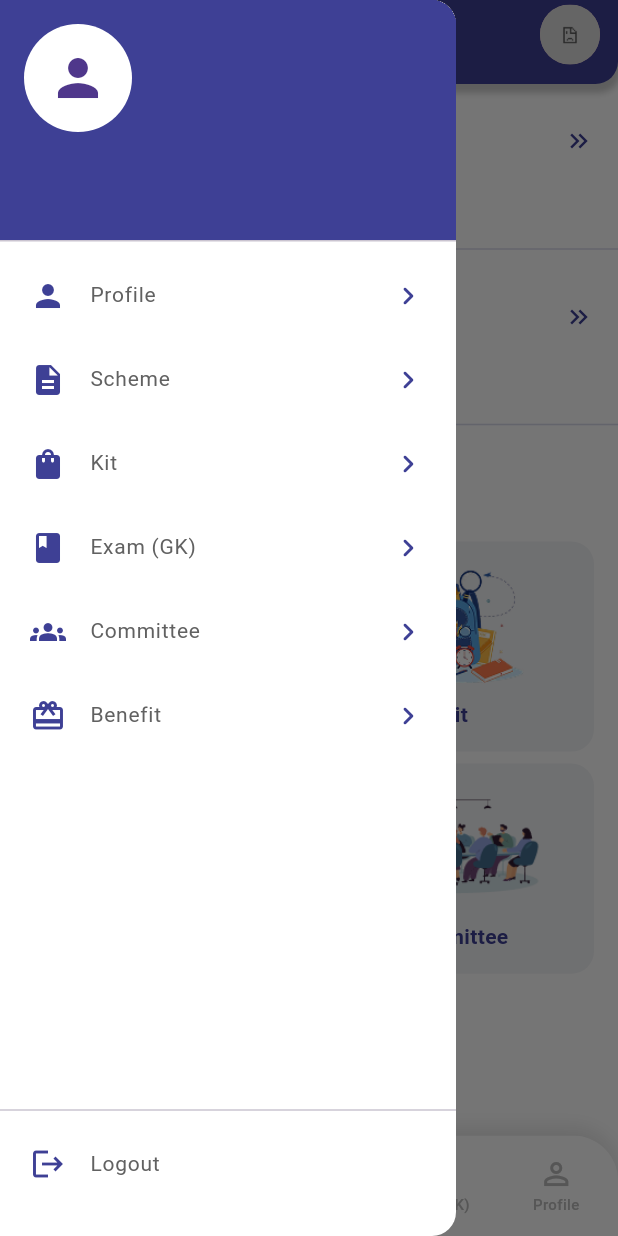
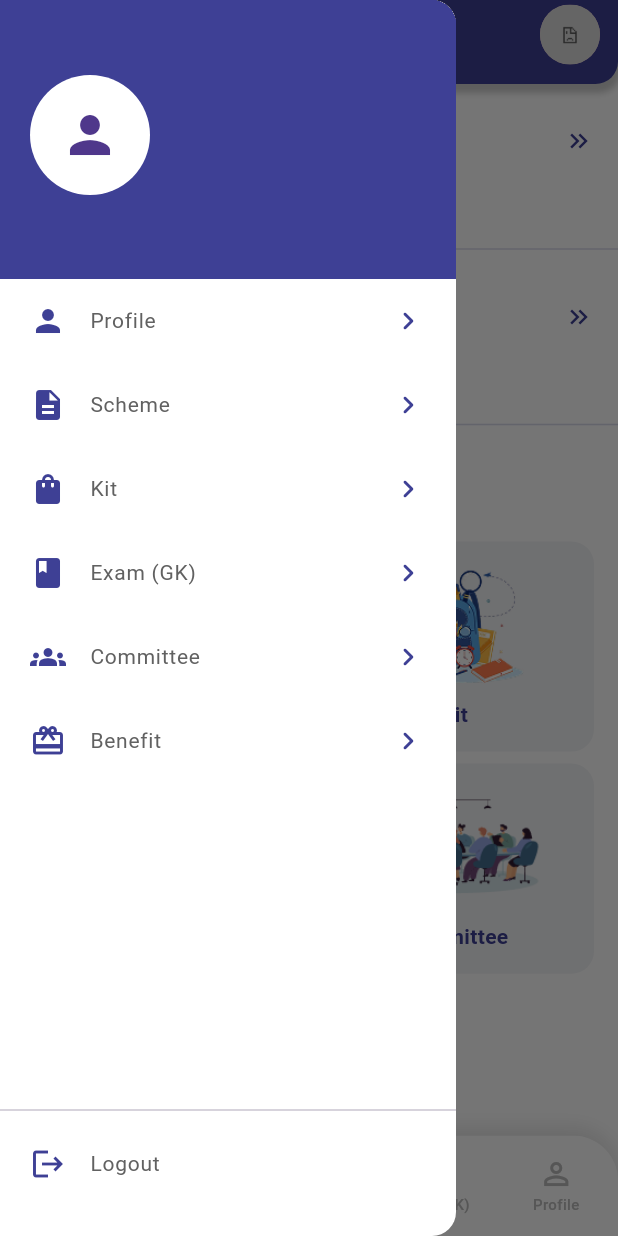
Before and after one commit to kumbhanikrish/SVT-PPM, a Flutter app: the CustomBottomBarScreen screen opened directly, with the side drawer open, on a phone screen of 412 x 824 dp. Run offline on Flutter 3.47's test engine with Material 3 defaults, Android fonts, the phone set to English and light mode, and no system bars; drawn by our look-alikes of cached_network_image; our stand-ins replace animated_custom_dropdown, bloc, dio, firebase_core, firebase_messaging, flutter_bloc and 14 more; missing offline and left inert: animated_snack_bar, mobile_scanner; accounts and stored records are empty; network calls fail; Roboto replaces fonts that are missing (DM Sans).

Commit message:
issue fixes

```diff
--- a/lib/main.dart
+++ b/lib/main.dart
@@ -145,7 +145,7 @@ class MyApp extends StatelessWidget {
             child: MaterialApp(
               navigatorKey: navigatorKey,
               debugShowCheckedModeBanner: false,
-              title: 'Flutter Demo',
+              title: 'SVTPSS',
               theme: ThemeData(
                 dialogTheme: DialogThemeData(
                   backgroundColor: AppColor.whiteColor,
--- a/lib/module/app_features/model/schemes_registration_model.dart
+++ b/lib/module/app_features/model/schemes_registration_model.dart
@@ -90,7 +90,7 @@ class Item {
     memberName: json["member_name"],
     memberPhoto: json["member_photo"],
     adminStatus: json["admin_status"],
-    villagePresidentStatus: json["village_president_status"],
+    villagePresidentStatus: json["gam_pratinidhi_status"] ?? '',
     remarks: json["remarks"],
   );
 
@@ -100,7 +100,7 @@ class Item {
     "member_name": memberName,
     "member_photo": memberPhoto,
     "admin_status": adminStatus,
-    "village_president_status": villagePresidentStatus,
+    "gam_pratinidhi_status": villagePresidentStatus,
     "remarks": remarks,
   };
 }
--- a/lib/module/app_features/view/scheme/role_scheme_registration_user_screen.dart
+++ b/lib/module/app_features/view/scheme/role_scheme_registration_user_screen.dart
@@ -155,7 +155,7 @@ class RoleSchemeRegistrationUserScreen extends StatelessWidget {
                                           CrossAxisAlignment.start,
                                       children: [
                                         CustomText(
-                                          text: 'Village President',
+                                          text: 'Gam Pratinidhi',
                                           fontSize: 12,
                                           fontWeight: FontWeight.w600,
                                           color: AppColor.blackColor,
--- a/lib/module/app_features/view/widget/app_feature_widget.dart
+++ b/lib/module/app_features/view/widget/app_feature_widget.dart
@@ -45,7 +45,7 @@ void customVillagePresidentBottomSheet(
     },
 
     showButton: true,
-    title: 'Village President',
+    title: 'Gam Pratinidhi',
     child: StatefulBuilder(
       builder: (BuildContext context, StateSetter setModalState) {
         return Flexible(
--- a/lib/module/auth/view/auth_screen.dart
+++ b/lib/module/auth/view/auth_screen.dart
@@ -3,8 +3,6 @@ import 'package:flutter_bloc/flutter_bloc.dart';
 import 'package:svt_ppm/module/auth/cubit/auth_cubit.dart';
 import 'package:svt_ppm/module/auth/view/login_screen.dart';
 import 'package:svt_ppm/module/auth/view/otp_verification_screen.dart';
-import 'package:svt_ppm/module/auth/view/signup_screen.dart';
-import 'package:svt_ppm/module/auth/model/auth_arguments.dart';
 import 'package:svt_ppm/utils/constant/app_image.dart';
 import 'package:svt_ppm/utils/widgets/custom_error_toast.dart';
 import 'package:svt_ppm/utils/widgets/curved_glow_painter.dart';
--- a/lib/module/auth/view/member_screen.dart
+++ b/lib/module/auth/view/member_screen.dart
@@ -8,7 +8,6 @@ import 'package:svt_ppm/local_data/local_data_sever.dart';
 import 'package:svt_ppm/utils/constant/app_page.dart';
 import 'package:svt_ppm/utils/theme/colors.dart';
 import 'package:svt_ppm/utils/widgets/custom_app_bar.dart';
-import 'package:svt_ppm/utils/widgets/custom_button.dart';
 import 'package:svt_ppm/utils/widgets/custom_image.dart';
 import 'package:svt_ppm/utils/widgets/custom_text.dart';
 
--- a/lib/module/auth/view/signup_screen.dart
+++ b/lib/module/auth/view/signup_screen.dart
@@ -1,5 +1,4 @@
 import 'package:flutter/material.dart';
-import 'package:flutter/services.dart';
 import 'package:flutter_bloc/flutter_bloc.dart';
 import 'package:gap/gap.dart';
 import 'package:svt_ppm/utils/widgets/custom_radio_list_tile.dart';
@@ -13,7 +12,6 @@ import 'package:svt_ppm/utils/constant/app_image.dart';
 import 'package:svt_ppm/utils/constant/app_page.dart';
 import 'package:svt_ppm/utils/theme/colors.dart';
 import 'package:svt_ppm/utils/widgets/curved_glow_painter.dart';
-import 'package:svt_ppm/utils/widgets/custom_app_bar.dart';
 import 'package:svt_ppm/utils/widgets/custom_button.dart';
 import 'package:svt_ppm/utils/widgets/custom_text.dart';
 import 'package:svt_ppm/utils/widgets/custom_textfield.dart';
--- a/lib/module/benefit/view/benefit_screen.dart
+++ b/lib/module/benefit/view/benefit_screen.dart
@@ -5,7 +5,6 @@ import 'package:gap/gap.dart';
 import 'package:svt_ppm/utils/theme/colors.dart';
 import 'package:svt_ppm/utils/widgets/custom_app_bar.dart';
 import 'package:svt_ppm/utils/widgets/custom_text.dart';
-import 'package:svt_ppm/utils/widgets/custom_widget.dart';
 
 class BenefitScreen extends StatefulWidget {
   const BenefitScreen({super.key});
--- a/lib/module/home/view/app_drawer.dart
+++ b/lib/module/home/view/app_drawer.dart
@@ -2,6 +2,7 @@ import 'dart:developer';
 
 import 'package:flutter/material.dart';
 import 'package:flutter_bloc/flutter_bloc.dart';
+import 'package:gap/gap.dart';
 import 'package:svt_ppm/main.dart';
 import 'package:svt_ppm/module/auth/cubit/auth_cubit.dart';
 import 'package:svt_ppm/module/auth/model/login_model.dart';
@@ -32,31 +33,48 @@ class AppDrawer extends StatelessWidget {
                 child: ListView(
                   padding: EdgeInsets.zero,
                   children: [
-                    UserAccountsDrawerHeader(
-                      decoration: BoxDecoration(
+                    Container(
                       color: AppColor.themePrimaryColor,
-                      ),
-                      accountName: CustomText(
-                        text: model?.name ?? "",
-                        color: AppColor.whiteColor,
-                        fontWeight: FontWeight.bold,
-                        fontSize: 16,
-                      ),
-                      accountEmail: CustomText(
-                        text: model?.email ?? "",
-                        color: AppColor.whiteColor,
-                        fontSize: 14,
-                      ),
-                      currentAccountPicture: CircleAvatar(
+                      child: Padding(
+                        padding: const EdgeInsets.symmetric(horizontal: 20),
+                        child: Column(
+                          crossAxisAlignment: CrossAxisAlignment.start,
+                          children: [
+                            Gap(50),
+                            CircleAvatar(
+                              radius: 40,
                               backgroundColor: AppColor.whiteColor,
                               backgroundImage:
-                            model?.photo != null && model!.photo.isNotEmpty
+                                  model?.photo != null &&
+                                          model!.photo.isNotEmpty
                                       ? NetworkImage(model.photo)
                                       : null,
                               child:
                                   model?.photo == null || model!.photo.isEmpty
                                       ? const Icon(Icons.person, size: 40)
                                       : null,
+                            ),
+                            Gap(10),
+                            CustomText(
+                              text: model?.name ?? "",
+                              color: AppColor.whiteColor,
+                              fontWeight: FontWeight.bold,
+
+                              fontSize: 18,
+                            ),
+                            if (model?.email != null &&
+                                model!.email.isNotEmpty) ...[
+                              Gap(5),
+
+                              CustomText(
+                                text: model.email,
+                                color: AppColor.whiteColor,
+                                fontSize: 14,
+                              ),
+                            ],
+                            Gap(20),
+                          ],
+                        ),
                       ),
                     ),
 
--- a/lib/module/profile/view/add_member_screen.dart
+++ b/lib/module/profile/view/add_member_screen.dart
@@ -1,5 +1,4 @@
 import 'package:flutter/material.dart';
-import 'package:flutter/services.dart';
 import 'package:flutter_bloc/flutter_bloc.dart';
 import 'package:gap/gap.dart';
 import 'package:image_picker/image_picker.dart';
@@ -120,7 +119,7 @@ class _AddMemberScreenState extends State<AddMemberScreen> {
 
       WidgetsBinding.instance.addPostFrameCallback((_) {
         context.read<RadioCubit>().selectUserType(
-          member?.gender?.toLowerCase() == 'male'
+          member?.gender.toLowerCase() == 'male'
               ? UserType.male
               : UserType.female,
         );
--- a/lib/module/profile/view/profile_screen.dart
+++ b/lib/module/profile/view/profile_screen.dart
@@ -1,4 +1,3 @@
-import 'dart:developer';
 import 'package:flutter/material.dart';
 import 'package:flutter_bloc/flutter_bloc.dart';
 import 'package:gap/gap.dart';
--- a/lib/services/api_services.dart
+++ b/lib/services/api_services.dart
@@ -71,7 +71,7 @@ class ApiServices {
       if (showLoading) {
         await EasyLoading.show();
       }
-      log('paramsparamsparamsparams  ::${params}');
+      log('paramsparamsparamsparams  ::$params');
       final response = await dio.post(
         '$baseUrl$url',
 
--- a/lib/utils/widgets/custom_image.dart
+++ b/lib/utils/widgets/custom_image.dart
@@ -44,7 +44,6 @@ class CustomCachedImage extends StatelessWidget {
   final double width;
   final double height;
   final BorderRadiusGeometry? borderRadius;
-
   const CustomCachedImage({
     super.key,
     required this.imageUrl,
--- a/lib/utils/widgets/custom_text.dart
+++ b/lib/utils/widgets/custom_text.dart
@@ -102,14 +102,15 @@ class CustomTitleName extends StatelessWidget {
 }
 
 class CustomEmpty extends StatelessWidget {
-  const CustomEmpty({super.key});
+  final String? text;
+  const CustomEmpty({super.key, this.text});
   @override
   Widget build(BuildContext context) {
     return SizedBox(
       width: MediaQuery.of(context).size.width,
       child: Center(
         child: CustomText(
-          text: 'Not Found!!!',
+          text: text ?? 'Not Found!!!',
           fontSize: 12,
           fontWeight: FontWeight.w500,
           color: AppColor.subTitleColor,
```
Also changed, not shown: lib/module/app_features/view/scheme/select_document_screen.dart (+18 -5 lines), lib/module/auth/cubit/auth_cubit.dart (+18 -8 lines), lib/module/profile/view/edit_profile_screen.dart (+21 -100 lines), 1 other file. Lines whose indentation alone changed are shown as unchanged.
